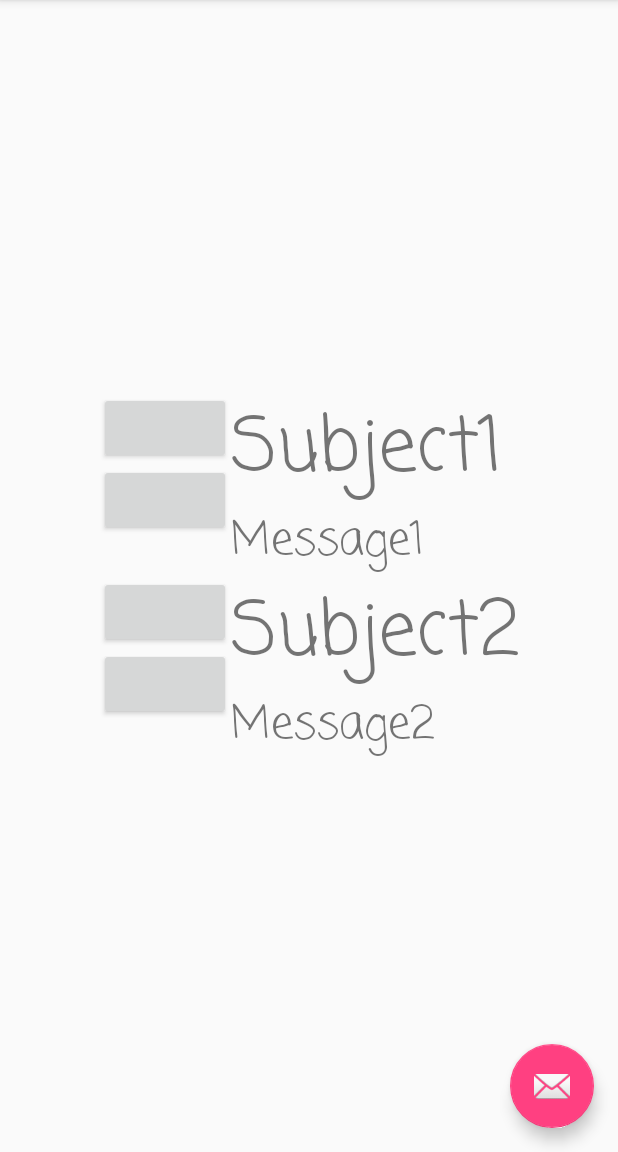
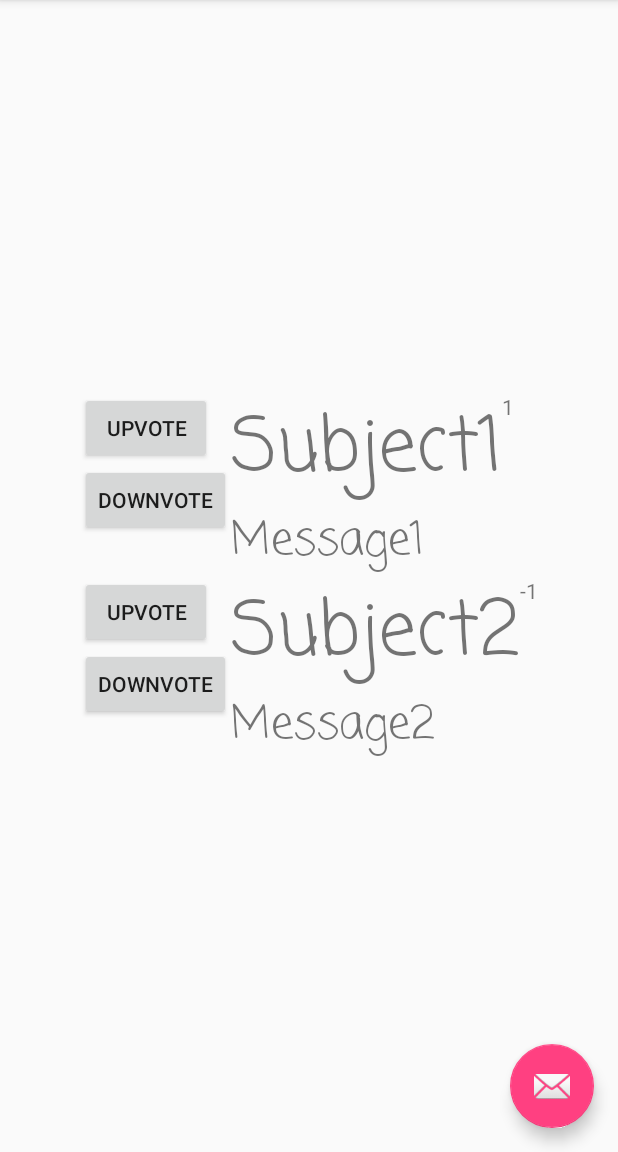
Before and after one commit to VanZandtr/CSE216-Reddit-Project, an Android app: the screen it shows after launch (MainActivity), on a phone screen of 412 x 824 dp, the part 84-1236 px from its top. Run offline under Robolectric (Android 15) with nearby library versions, the phone set to English and light mode, and no system bars; our stand-ins replace Volley.

Commit message:
more ui changes

```diff
--- a/android/app/src/main/java/edu/lehigh/cse216/buzzboys/CreateMessageActivity.java
+++ b/android/app/src/main/java/edu/lehigh/cse216/buzzboys/CreateMessageActivity.java
@@ -11,6 +11,8 @@ import android.view.View;
 import android.widget.Button;
 import android.widget.EditText;
 import android.widget.TextView;
+
+import edu.lehigh.cse216.buzzboys.Data.User;
 
 /**
  * A screen for creating and posting a message
@@ -29,6 +31,13 @@ public class CreateMessageActivity extends AppCompatActivity {
         TextView tv = (TextView) findViewById(R.id.specialMessage);
         tv.setText(label_contents);
 
+        //If we're not logged in, make the user log in
+        if (User.currentUser == null) {
+            Intent i = new Intent(getApplicationContext(), CreateMessageActivity.class);
+            //i.putExtra("User", "CSE216 is the best");
+            startActivityForResult(i, 789); // 789 is the number that will come back to us
+
+        }
         // The OK button gets the text from the input box and returns it to the calling activity
         final EditText et = (EditText) findViewById(R.id.editText);
         Button bOk = (Button) findViewById(R.id.buttonOk);
--- a/android/app/src/main/java/edu/lehigh/cse216/buzzboys/Data/Message.java
+++ b/android/app/src/main/java/edu/lehigh/cse216/buzzboys/Data/Message.java
@@ -13,6 +13,11 @@ public class Message {
     public String message;
     public int upvotes;
     public int downvotes;
+
+    //-1 = Current User downvoted
+    // 0 = Current User did not vote on this item
+    // 1 = Current User upvoted
+    public int upvoted;
 
     public Message(int i, int ui, String sub, String mes, int up, int down) {
         ID = i;
--- a/android/app/src/main/java/edu/lehigh/cse216/buzzboys/ItemListAdapter.java
+++ b/android/app/src/main/java/edu/lehigh/cse216/buzzboys/ItemListAdapter.java
@@ -19,11 +19,13 @@ class ItemListAdapter extends RecyclerView.Adapter<ItemListAdapter.ViewHolder> {
     class ViewHolder extends RecyclerView.ViewHolder {
         TextView index;
         TextView text;
+        TextView upvoteCount;
 
         ViewHolder(View itemView) {
             super(itemView);
             this.index = (TextView) itemView.findViewById(R.id.listItemIndex);
             this.text = (TextView) itemView.findViewById(R.id.listItemText);
+            this.upvoteCount = (TextView) itemView.findViewById(R.id.listItemUpvoteCount);
         }
     }
 
@@ -51,5 +53,6 @@ class ItemListAdapter extends RecyclerView.Adapter<ItemListAdapter.ViewHolder> {
         Message m = messages.get(position);
         holder.index.setText(m.subject);
         holder.text.setText(m.message);
+        holder.upvoteCount.setText(Integer.toString(m.upvotes - m.downvotes));
     }
 }
--- a/android/app/src/main/java/edu/lehigh/cse216/buzzboys/LoginActivity.java
+++ b/android/app/src/main/java/edu/lehigh/cse216/buzzboys/LoginActivity.java
@@ -42,7 +42,7 @@ import static android.Manifest.permission.READ_CONTACTS;
  *    Query the db to see if the user exists,
  *    If it doesn't, create it
  *    Set currentUser = that user
- * TODO if the user is logged in, sign them out (also make the toolbar say "Sign-out" instead of login
+ * TODO if the user is logged in, sign them out (also make the toolbar say "Sign-out" instead of login)
  */
 public class LoginActivity extends AppCompatActivity  {
 
--- a/android/app/src/main/java/edu/lehigh/cse216/buzzboys/MainActivity.java
+++ b/android/app/src/main/java/edu/lehigh/cse216/buzzboys/MainActivity.java
@@ -27,7 +27,6 @@ import edu.lehigh.cse216.buzzboys.Data.Message;
 
 /**
  * Main Activity / Landing page for the user. Displays all messages
- * TODO Make view/ui template for messages: subject, message, upvote count, and buttons for upvoting or downvoting
  * TODO indicate whether a user upvoted/downvoted the message
  * TODO If the user tries to upvote when they aren't logged in, start LoginActivity
  *
--- a/android/app/src/main/res/layout/list_item.xml
+++ b/android/app/src/main/res/layout/list_item.xml
@@ -9,10 +9,12 @@
         android:orientation="vertical">
         <Button
             android:id="@+id/message_upvote"
+            android:text="@string/upvote"
             android:layout_width="wrap_content"
             android:layout_height="wrap_content" />
         <Button
             android:id="@+id/message_downvote"
+            android:text="@string/downvote"
             android:layout_width="wrap_content"
             android:layout_height="wrap_content" />
     </LinearLayout>
@@ -37,4 +39,9 @@
             android:fontFamily="casual"
             android:text="" />
     </LinearLayout>
+    <TextView
+        android:id="@+id/listItemUpvoteCount"
+        android:layout_width="wrap_content"
+        android:layout_height="wrap_content"
+        android:text=""/>
 </LinearLayout>
--- a/android/app/src/main/res/values/strings.xml
+++ b/android/app/src/main/res/values/strings.xml
@@ -17,4 +17,6 @@
         completions."
     </string>
     <string name="action_sign_in_cancel">Cancel</string>
+    <string name="upvote">Upvote</string>
+    <string name="downvote">Downvote</string>
 </resources>
```
